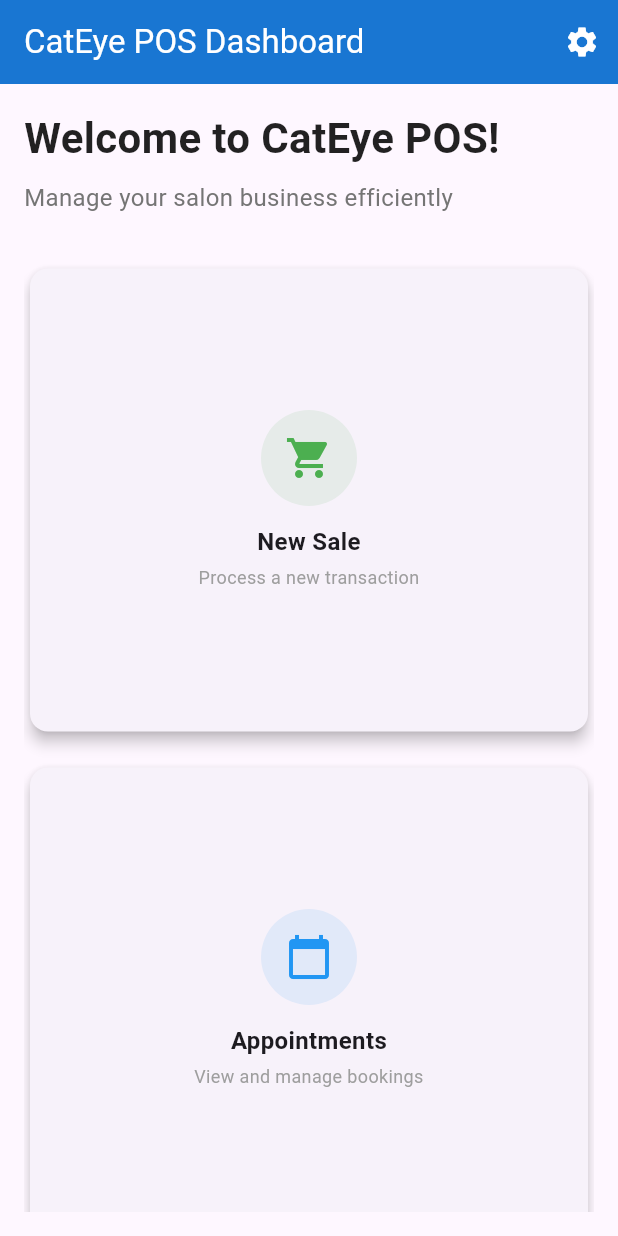
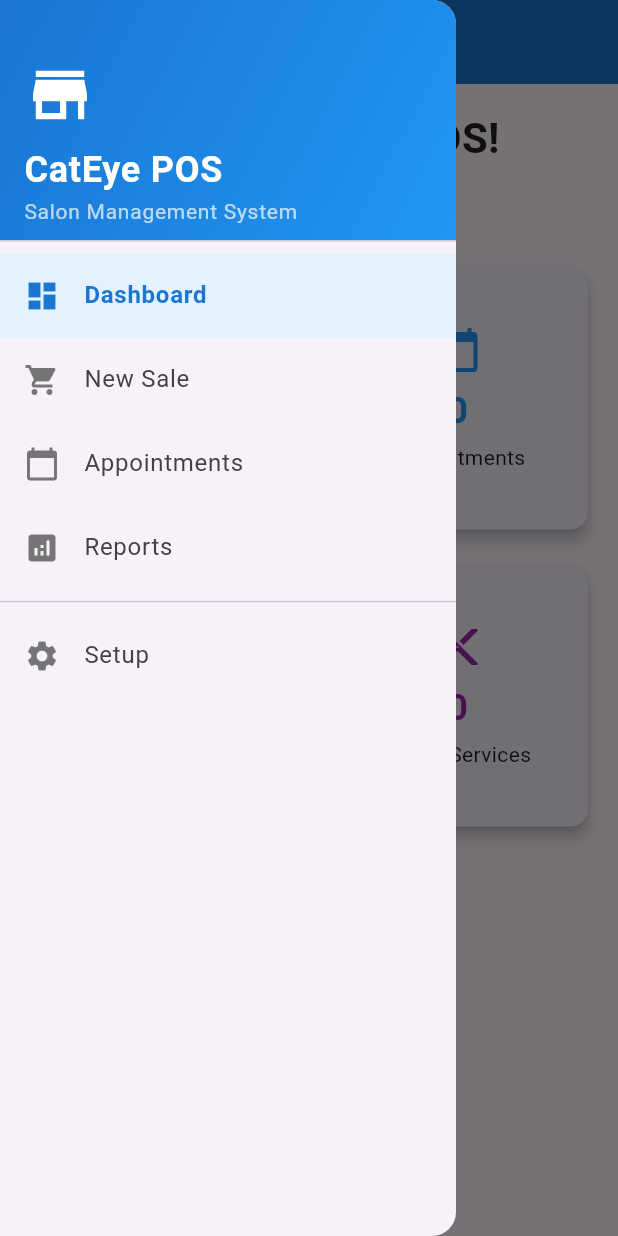
Before and after one commit to ducquyle1984-dev/cateyepos, a Flutter app: the DashboardPage screen opened directly, with the side drawer open (before the commit the screen has no drawer), on a phone screen of 412 x 824 dp. Run offline on Flutter 3.47's test engine with Material 3 defaults, Android fonts, the phone set to English and light mode, and no system bars; our stand-ins replace cloud_firestore, firebase_auth, firebase_core; accounts and stored records are empty.

Commit message:
Convert dashboard from tile-based to side navigation drawer
- Replaced _getDashboardCard tile system with drawer navigation
- Added side navigation with Dashboard, New Sale, Appointments, Reports sections
- Implemented content widgets for each navigation section
- Added visual feedback for selected navigation items
- Maintained existing Setup page functionality
- Improved UX with modern drawer-based navigation pattern

```diff
--- a/lib/screens/dashboard_page.dart
+++ b/lib/screens/dashboard_page.dart
@@ -1,30 +1,138 @@
 import 'package:flutter/material.dart';
 import 'setup/setup_page.dart';
 
-class DashboardPage extends StatelessWidget {
+class DashboardPage extends StatefulWidget {
   const DashboardPage({super.key});
+
+  @override
+  State<DashboardPage> createState() => _DashboardPageState();
+}
+
+class _DashboardPageState extends State<DashboardPage> {
+  int _selectedIndex = 0;
+
+  // Define the pages for navigation
+  final List<Widget> _pages = [
+    const _HomeContent(),
+    const _NewSaleContent(),
+    const _AppointmentsContent(),
+    const _ReportsContent(),
+    const SetupPage(),
+  ];
 
   @override
   Widget build(BuildContext context) {
     return Scaffold(
       appBar: AppBar(
-        title: const Text('CatEye POS Dashboard'),
+        title: const Text('CatEye POS'),
         backgroundColor: Colors.blue.shade700,
         foregroundColor: Colors.white,
-        actions: [
-          IconButton(
-            onPressed: () {
+      ),
+      drawer: Drawer(
+        child: ListView(
+          padding: EdgeInsets.zero,
+          children: [
+            DrawerHeader(
+              decoration: BoxDecoration(
+                gradient: LinearGradient(
+                  colors: [Colors.blue.shade700, Colors.blue.shade500],
+                  begin: Alignment.topLeft,
+                  end: Alignment.bottomRight,
+                ),
+              ),
+              child: const Column(
+                crossAxisAlignment: CrossAxisAlignment.start,
+                mainAxisAlignment: MainAxisAlignment.end,
+                children: [
+                  Icon(Icons.store, size: 48, color: Colors.white),
+                  SizedBox(height: 8),
+                  Text(
+                    'CatEye POS',
+                    style: TextStyle(
+                      color: Colors.white,
+                      fontSize: 24,
+                      fontWeight: FontWeight.bold,
+                    ),
+                  ),
+                  Text(
+                    'Salon Management System',
+                    style: TextStyle(color: Colors.white70, fontSize: 14),
+                  ),
+                ],
+              ),
+            ),
+            _buildDrawerItem(
+              icon: Icons.dashboard,
+              title: 'Dashboard',
+              index: 0,
+            ),
+            _buildDrawerItem(
+              icon: Icons.shopping_cart,
+              title: 'New Sale',
+              index: 1,
+            ),
+            _buildDrawerItem(
+              icon: Icons.calendar_today,
+              title: 'Appointments',
+              index: 2,
+            ),
+            _buildDrawerItem(icon: Icons.analytics, title: 'Reports', index: 3),
+            const Divider(),
+            _buildDrawerItem(icon: Icons.settings, title: 'Setup', index: 4),
+          ],
+        ),
+      ),
+      body: _pages[_selectedIndex],
+    );
+  }
+
+  Widget _buildDrawerItem({
+    required IconData icon,
+    required String title,
+    required int index,
+  }) {
+    final isSelected = _selectedIndex == index;
+
+    return ListTile(
+      leading: Icon(
+        icon,
+        color: isSelected ? Colors.blue.shade700 : Colors.grey.shade600,
+      ),
+      title: Text(
+        title,
+        style: TextStyle(
+          color: isSelected ? Colors.blue.shade700 : Colors.grey.shade800,
+          fontWeight: isSelected ? FontWeight.bold : FontWeight.normal,
+        ),
+      ),
+      selected: isSelected,
+      selectedTileColor: Colors.blue.shade50,
+      onTap: () {
+        if (index == 4) {
+          // Special case for Setup
+          Navigator.pop(context); // Close drawer
           Navigator.push(
             context,
             MaterialPageRoute(builder: (context) => const SetupPage()),
           );
+        } else {
+          setState(() {
+            _selectedIndex = index;
+          });
+          Navigator.pop(context); // Close drawer
+        }
       },
-            icon: const Icon(Icons.settings),
-            tooltip: 'Setup',
-          ),
-        ],
-      ),
-      body: Padding(
+    );
+  }
+}
+
+// Content widgets for different sections
+class _HomeContent extends StatelessWidget {
+  const _HomeContent();
+
+  @override
+  Widget build(BuildContext context) {
+    return Padding(
       padding: const EdgeInsets.all(16.0),
       child: Column(
         crossAxisAlignment: CrossAxisAlignment.start,
@@ -44,142 +152,154 @@ class DashboardPage extends StatelessWidget {
           ),
           const SizedBox(height: 32),
           Expanded(
-              child: LayoutBuilder(
-                builder: (context, constraints) {
-                  // Calculate the number of columns based on available width
-                  // Each card should be approximately 200-300 pixels wide
-                  final double cardWidth = 250.0;
-                  final int crossAxisCount = (constraints.maxWidth / cardWidth)
-                      .floor()
-                      .clamp(1, 6);
+            child: GridView.count(
+              crossAxisCount: 2,
+              mainAxisSpacing: 16,
+              crossAxisSpacing: 16,
+              children: [
+                _buildQuickActionCard(
+                  'Today\'s Sales',
+                  '\$0.00',
+                  Icons.attach_money,
+                  Colors.green,
+                ),
+                _buildQuickActionCard(
+                  'Appointments',
+                  '0',
+                  Icons.calendar_today,
+                  Colors.blue,
+                ),
+                _buildQuickActionCard(
+                  'Total Customers',
+                  '0',
+                  Icons.people,
+                  Colors.orange,
+                ),
+                _buildQuickActionCard(
+                  'Active Services',
+                  '0',
+                  Icons.content_cut,
+                  Colors.purple,
+                ),
+              ],
+            ),
+          ),
+        ],
+      ),
+    );
+  }
 
-                  return GridView.builder(
-                    gridDelegate: SliverGridDelegateWithFixedCrossAxisCount(
-                      crossAxisCount: crossAxisCount,
-                      crossAxisSpacing: 16,
-                      mainAxisSpacing: 16,
-                      childAspectRatio: 1.2,
+  Widget _buildQuickActionCard(
+    String title,
+    String value,
+    IconData icon,
+    Color color,
+  ) {
+    return Card(
+      elevation: 4,
+      shape: RoundedRectangleBorder(borderRadius: BorderRadius.circular(12)),
+      child: Padding(
+        padding: const EdgeInsets.all(16.0),
+        child: Column(
+          mainAxisAlignment: MainAxisAlignment.center,
+          children: [
+            Icon(icon, size: 32, color: color),
+            const SizedBox(height: 8),
+            Text(
+              value,
+              style: TextStyle(
+                fontSize: 24,
+                fontWeight: FontWeight.bold,
+                color: color,
               ),
-                    itemCount: 4,
-                    itemBuilder: (context, index) {
-                      return _getDashboardCard(context, index);
-                    },
-                  );
-                },
             ),
+            const SizedBox(height: 4),
+            Text(
+              title,
+              style: const TextStyle(fontSize: 14),
+              textAlign: TextAlign.center,
             ),
           ],
         ),
       ),
     );
   }
-
-  Widget _getDashboardCard(BuildContext context, int index) {
-    final List<Map<String, dynamic>> cardData = [
-      {
-        'title': 'New Sale',
-        'subtitle': 'Process a new transaction',
-        'icon': Icons.shopping_cart,
-        'color': Colors.green,
-        'onTap': () {
-          ScaffoldMessenger.of(context).showSnackBar(
-            const SnackBar(content: Text('New Sale - Coming Soon!')),
-          );
-        },
-      },
-      {
-        'title': 'Appointments',
-        'subtitle': 'View and manage bookings',
-        'icon': Icons.calendar_today,
-        'color': Colors.blue,
-        'onTap': () {
-          ScaffoldMessenger.of(context).showSnackBar(
-            const SnackBar(content: Text('Appointments - Coming Soon!')),
-          );
-        },
-      },
-      {
-        'title': 'Reports',
-        'subtitle': 'View sales and analytics',
-        'icon': Icons.analytics,
-        'color': Colors.orange,
-        'onTap': () {
-          ScaffoldMessenger.of(context).showSnackBar(
-            const SnackBar(content: Text('Reports - Coming Soon!')),
-          );
-        },
-      },
-      {
-        'title': 'Setup',
-        'subtitle': 'Configure POS settings',
-        'icon': Icons.settings,
-        'color': Colors.purple,
-        'onTap': () {
-          Navigator.push(
-            context,
-            MaterialPageRoute(builder: (context) => const SetupPage()),
-          );
-        },
-      },
-    ];
-
-    final card = cardData[index];
-    return _buildDashboardCard(
-      context: context,
-      title: card['title'],
-      subtitle: card['subtitle'],
-      icon: card['icon'],
-      color: card['color'],
-      onTap: card['onTap'],
-    );
 }
 
-  Widget _buildDashboardCard({
-    required BuildContext context,
-    required String title,
-    required String subtitle,
-    required IconData icon,
-    required Color color,
-    required VoidCallback onTap,
-  }) {
-    return Card(
-      elevation: 4,
-      shape: RoundedRectangleBorder(borderRadius: BorderRadius.circular(12)),
-      child: InkWell(
-        onTap: onTap,
-        borderRadius: BorderRadius.circular(12),
-        child: Padding(
-          padding: const EdgeInsets.all(16.0),
+class _NewSaleContent extends StatelessWidget {
+  const _NewSaleContent();
+
+  @override
+  Widget build(BuildContext context) {
+    return const Center(
       child: Column(
         mainAxisAlignment: MainAxisAlignment.center,
         children: [
-              Container(
-                padding: const EdgeInsets.all(16),
-                decoration: BoxDecoration(
-                  color: color.withOpacity(0.1),
-                  shape: BoxShape.circle,
+          Icon(Icons.shopping_cart, size: 64, color: Colors.grey),
+          SizedBox(height: 16),
+          Text(
+            'New Sale',
+            style: TextStyle(fontSize: 24, fontWeight: FontWeight.bold),
           ),
-                child: Icon(icon, size: 32, color: color),
-              ),
-              const SizedBox(height: 12),
+          SizedBox(height: 8),
           Text(
-                title,
-                style: const TextStyle(
-                  fontSize: 16,
-                  fontWeight: FontWeight.bold,
-                ),
-                textAlign: TextAlign.center,
-              ),
-              const SizedBox(height: 4),
-              Text(
-                subtitle,
-                style: const TextStyle(fontSize: 12, color: Colors.grey),
-                textAlign: TextAlign.center,
+            'Point of Sale functionality coming soon!',
+            style: TextStyle(fontSize: 16, color: Colors.grey),
           ),
         ],
-          ),
-        ),
       ),
     );
   }
 }
+
+class _AppointmentsContent extends StatelessWidget {
+  const _AppointmentsContent();
+
+  @override
+  Widget build(BuildContext context) {
+    return const Center(
+      child: Column(
+        mainAxisAlignment: MainAxisAlignment.center,
+        children: [
+          Icon(Icons.calendar_today, size: 64, color: Colors.grey),
+          SizedBox(height: 16),
+          Text(
+            'Appointments',
+            style: TextStyle(fontSize: 24, fontWeight: FontWeight.bold),
+          ),
+          SizedBox(height: 8),
+          Text(
+            'Appointment management coming soon!',
+            style: TextStyle(fontSize: 16, color: Colors.grey),
+          ),
+        ],
+      ),
+    );
+  }
+}
+
+class _ReportsContent extends StatelessWidget {
+  const _ReportsContent();
+
+  @override
+  Widget build(BuildContext context) {
+    return const Center(
+      child: Column(
+        mainAxisAlignment: MainAxisAlignment.center,
+        children: [
+          Icon(Icons.analytics, size: 64, color: Colors.grey),
+          SizedBox(height: 16),
+          Text(
+            'Reports',
+            style: TextStyle(fontSize: 24, fontWeight: FontWeight.bold),
+          ),
+          SizedBox(height: 8),
+          Text(
+            'Analytics and reporting coming soon!',
+            style: TextStyle(fontSize: 16, color: Colors.grey),
+          ),
+        ],
+      ),
+    );
+  }
+}
```
Lines whose indentation alone changed are shown as unchanged.
